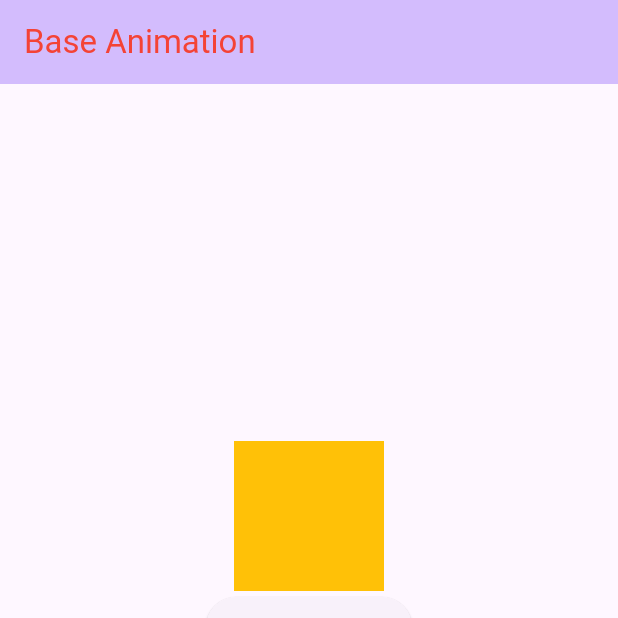
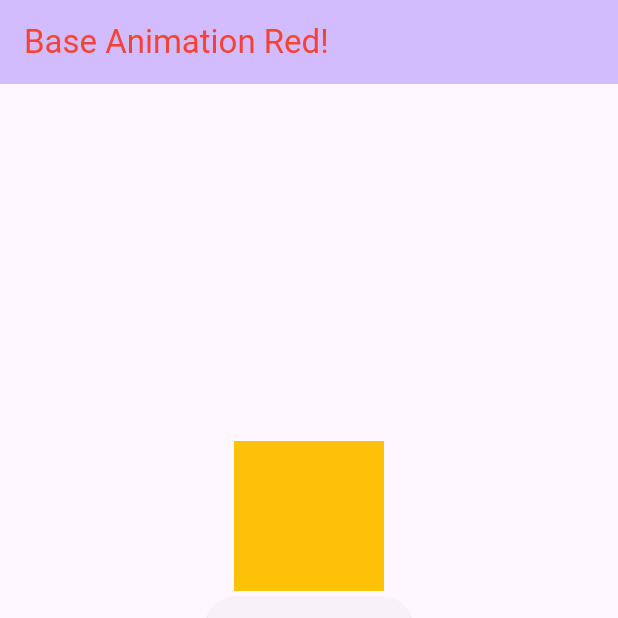
Before and after one commit to Gaurav4604/flutterRepo, a Flutter app: the screen it shows after launch, after a tap on the "abc" icon, on a phone screen of 412 x 824 dp, the top half of it. Run offline on Flutter 3.47's test engine with Material 3 defaults, Android fonts, the light colour scheme and no system bars; our stand-ins replace cached_network_image, camera, flutter_spinkit, google_fonts, sqflite, transparent_image and 1 more; accounts and stored records are empty; network calls fail.

Commit message:
string based tween done

```diff
--- a/flutter-new/transitions_animations/lib/headline.dart
+++ b/flutter-new/transitions_animations/lib/headline.dart
@@ -1,6 +1,7 @@
 import 'package:flutter/material.dart';
 
 const List<Color> headlineTextColors = [Colors.green, Colors.red];
+const List<String> headline = ["Base Animation Green!", "Base Animation Red!"];
 const Duration headlineAnimationDuration = Duration(milliseconds: 400);
 
 class Headline extends ImplicitlyAnimatedWidget {
@@ -8,9 +9,11 @@ class Headline extends ImplicitlyAnimatedWidget {
   final int index;
 
   const Headline({Key? key, required this.text, required this.index})
-      : super(duration: headlineAnimationDuration);
+      : super(duration: headlineAnimationDuration, key: key);
 
   Color get targetColor => headlineTextColors[index];
+
+  String get targetString => headline[index];
 
   @override
   HeadlineState createState() => HeadlineState();
@@ -18,6 +21,7 @@ class Headline extends ImplicitlyAnimatedWidget {
 
 class HeadlineState extends AnimatedWidgetBaseState<Headline> {
   GhostFadeTween? _colorTween;
+  StringSwitchTween? _stringSwitchTween;
 
   @override
   void forEachTween(TweenVisitor<dynamic> visitor) {
@@ -26,12 +30,18 @@ class HeadlineState extends AnimatedWidgetBaseState<Headline> {
       widget.targetColor,
       (color) => GhostFadeTween(begin: color),
     ) as GhostFadeTween?;
+
+    _stringSwitchTween = visitor(
+      _stringSwitchTween,
+      widget.targetString,
+      (value) => StringSwitchTween(begin: value),
+    ) as StringSwitchTween?;
   }
 
   @override
   Widget build(BuildContext context) {
     return Text(
-      widget.text,
+      _stringSwitchTween!.evaluate(animation) as String,
       style: TextStyle(color: _colorTween!.evaluate(animation)),
     );
   }
@@ -43,10 +53,23 @@ class GhostFadeTween extends Tween<Color?> {
   GhostFadeTween({Color? begin, Color? end}) : super(begin: begin, end: end);
 
   Color? lerp(double t) {
-    if (t < 0.5) {
+    if (t <= 0.5) {
       return Color.lerp(begin, middle, t * 2);
     } else {
       return Color.lerp(middle, end, (t - 0.5) * 2);
     }
   }
 }
+
+class StringSwitchTween extends Tween<String?> {
+  StringSwitchTween({String? begin, String? end})
+      : super(begin: begin, end: end);
+
+  String? lerp(double t) {
+    if (t <= 0.5) {
+      return begin;
+    } else {
+      return end;
+    }
+  }
+}
```
